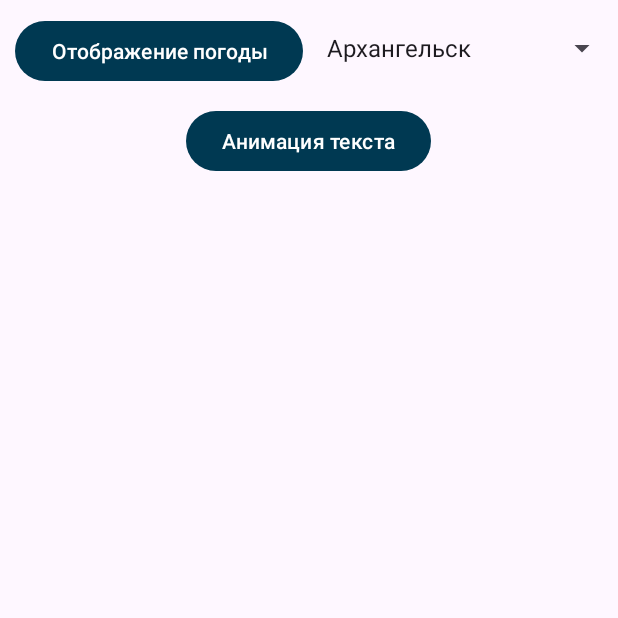
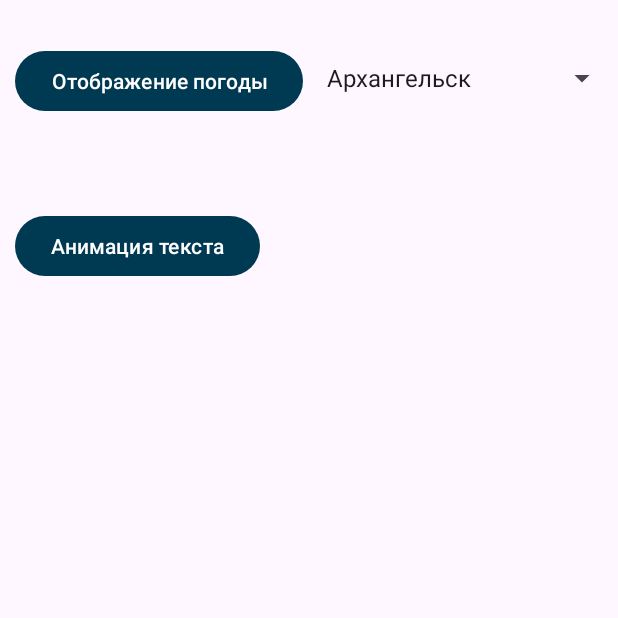
Before and after one commit to GVarya/CubeIt, an Android app: the fragment TemplatesFragment shown on its own in the app's theme, on a phone screen of 412 x 824 dp, the top half of it. Run offline under Robolectric (Android 15) with nearby library versions, the phone set to English and light mode, and no system bars; 1 statement that could not run was skipped.

```diff
--- a/app/src/main/AndroidManifest.xml
+++ b/app/src/main/AndroidManifest.xml
@@ -3,6 +3,7 @@
     xmlns:tools="http://schemas.android.com/tools" >
 
     <uses-permission android:name="android.permission.INTERNET" />
+    <uses-permission android:name="android.permission.ACCESS_NETWORK_STATE" />
 
     <application
         android:allowBackup="true"
--- a/app/src/main/java/com/example/cube/CreateCubeFragment.java
+++ b/app/src/main/java/com/example/cube/CreateCubeFragment.java
@@ -29,6 +29,9 @@ import java.util.ArrayList;
 
 public class CreateCubeFragment extends Fragment {
 
+//    static final String urlForLeds = "http://mucubes.local/cube?query1=";
+
+//    static final String urlForLocation = "http://mucubes.local/location?region=";
     static final String urlForLeds = "http://192.168.1.175:80/cube?query1=";
     static final String urlForLocation = "http://192.168.1.175:80/location?region=";
     RadioButton checkedLayer;
--- a/app/src/main/java/com/example/cube/TemplatesFragment.java
+++ b/app/src/main/java/com/example/cube/TemplatesFragment.java
@@ -9,6 +9,7 @@ import android.util.Log;
 import android.view.LayoutInflater;
 import android.view.View;
 import android.view.ViewGroup;
+import android.widget.AdapterView;
 import android.widget.ArrayAdapter;
 import android.widget.Button;
 import android.widget.EditText;
@@ -156,12 +157,21 @@ public class TemplatesFragment extends Fragment {
 
             }
         });
-        displayWeather.setOnClickListener(new View.OnClickListener() {
+//        displayWeather.setOnClickListener(new View.OnClickListener() {
+//            @Override
+//            public void onClick(View v) {
+//                CreateCubeFragment.sendToCube(russianCities.get(keysCities.get(spinner.getSelectedItemPosition())), CreateCubeFragment.urlForLocation, getContext());
+//            }
+//        });
+        spinner.setOnItemSelectedListener(new AdapterView.OnItemSelectedListener() {
             @Override
-            public void onClick(View v) {
-                //EditText locationET = view.findViewById(R.id.etLocation);
-                //String location = spinner.getSelectedItemPosition();
-                //CreateCubeFragment.sendToCube(location, CreateCubeFragment.urlForLocation, getContext());
+            public void onItemSelected(AdapterView<?> parent, View view, int position, long id) {
+                CreateCubeFragment.sendToCube(russianCities.get(keysCities.get(position)), CreateCubeFragment.urlForLocation, getContext());
+            }
+
+            @Override
+            public void onNothingSelected(AdapterView<?> parent) {
+
             }
         });
 
--- a/app/src/main/res/layout/fragment_templates.xml
+++ b/app/src/main/res/layout/fragment_templates.xml
@@ -8,8 +8,8 @@
         android:layout_width="wrap_content"
         android:layout_height="wrap_content"
         android:text="Анимация текста"
-        android:layout_marginTop="70dp"
-        android:layout_gravity="center_horizontal"
+        android:layout_marginTop="140dp"
+        android:layout_marginLeft="10dp"
         android:layout_marginBottom="50dp"
         android:id="@+id/textAnimButton"
         />
@@ -18,13 +18,13 @@
         android:layout_height="wrap_content"
         android:text="Отображение погоды"
         android:layout_marginLeft="10dp"
-        android:layout_marginTop="10dp"
+        android:layout_marginTop="30dp"
         android:id="@+id/weatherButton"
         />
 
     <Spinner
         android:id="@+id/spinnerCities"
-        android:layout_marginTop="20dp"
+        android:layout_marginTop="40dp"
         android:layout_width="match_parent"
         android:layout_marginLeft="210dp"
         android:layout_height="wrap_content"
```
